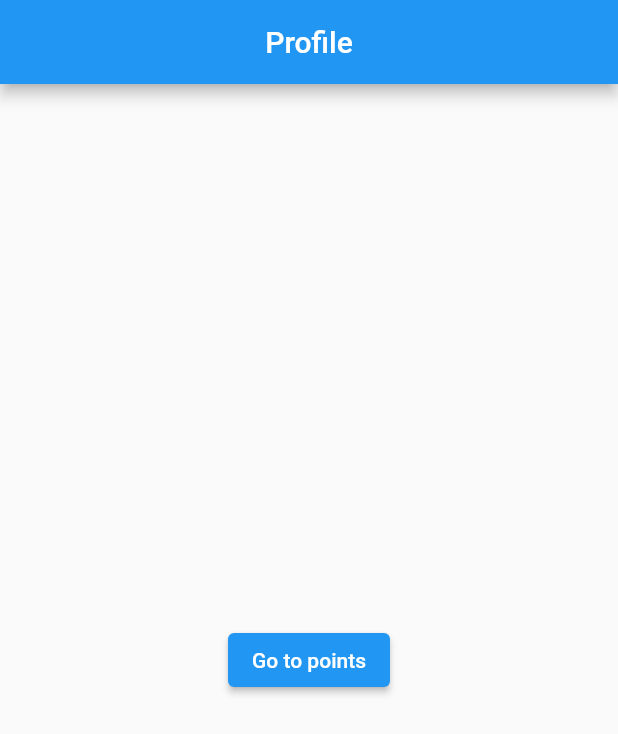
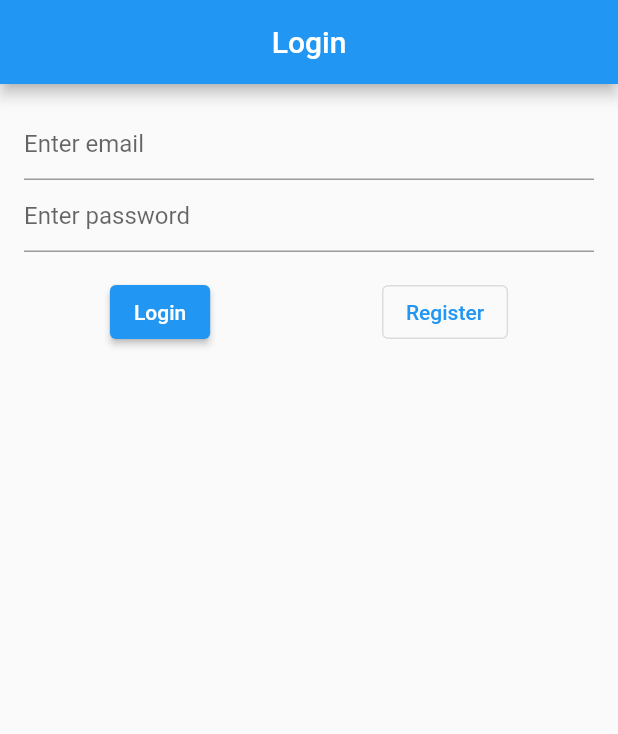
Before and after one commit to shravan-chilka-csi/flutter_training, a Flutter app: the screen it shows after launch, on a phone screen of 412 x 824 dp. Shown: the top 734 px of the screen. Run offline on Flutter 3.47's test engine with Material 2 defaults, Android fonts, the phone set to English and light mode, and no system bars.

Commit message:
excercise-3

```diff
--- a/lib/main.dart
+++ b/lib/main.dart
@@ -1,7 +1,5 @@
 import 'package:flutter/material.dart';
-import 'package:flutter_training/views/list_view_example.dart';
-import 'package:flutter_training/views/points_view.dart';
-import 'package:flutter_training/views/profile_view.dart';
+import 'package:flutter_training/views/login_view.dart';
 
 void main() {
   runApp(const MyApp());
@@ -14,7 +12,7 @@ class MyApp extends StatelessWidget {
   Widget build(BuildContext context) {
     return const MaterialApp(
       debugShowCheckedModeBanner: false,
-      home: ProfileView(),
+      home: LoginView(),
     );
   }
 }
--- a/lib/views/profile_view.dart
+++ b/lib/views/home_view.dart
@@ -1,27 +1,27 @@
 import 'package:flutter/material.dart';
-import 'package:flutter_training/views/points_view.dart';
+import 'package:flutter_training/views/login_view.dart';
 
-class ProfileView extends StatelessWidget {
-  const ProfileView({super.key});
+class HomeView extends StatelessWidget {
+  const HomeView({super.key});
 
   @override
   Widget build(BuildContext context) {
     return Scaffold(
       appBar: AppBar(
-        title: const Text('Profile'),
+        title: const Text('Home'),
         centerTitle: true,
       ),
       body: Center(
         child: ElevatedButton(
           onPressed: () {
-            Navigator.push(
+            Navigator.pushReplacement(
               context,
               MaterialPageRoute(
-                builder: (context) => const PointsView(),
+                builder: (context) => const LoginView(),
               ),
             );
           },
-          child: const Text('Go to points'),
+          child: const Text('Log out'),
         ),
       ),
     );
--- /dev/null
+++ b/lib/views/login_view.dart
@@ -0,0 +1,64 @@
+import 'package:flutter/material.dart';
+import 'package:flutter_training/views/home_view.dart';
+import 'package:flutter_training/views/register_view.dart';
+
+class LoginView extends StatelessWidget {
+  const LoginView({super.key});
+
+  @override
+  Widget build(BuildContext context) {
+    return Scaffold(
+      appBar: AppBar(
+        title: const Text('Login'),
+        centerTitle: true,
+      ),
+      body: Padding(
+        padding: const EdgeInsets.all(16),
+        child: Column(
+          children: [
+            const TextField(
+              decoration: InputDecoration(
+                hintText: 'Enter email',
+              ),
+            ),
+            const TextField(
+              obscureText: true,
+              obscuringCharacter: '*',
+              decoration: InputDecoration(
+                hintText: 'Enter password',
+              ),
+            ),
+            const SizedBox(height: 16),
+            Row(
+              mainAxisAlignment: MainAxisAlignment.spaceAround,
+              children: [
+                ElevatedButton(
+                  onPressed: () {
+                    Navigator.pushReplacement(
+                      context,
+                      MaterialPageRoute(
+                        builder: (context) => const HomeView(),
+                      ),
+                    );
+                  },
+                  child: const Text('Login'),
+                ),
+                OutlinedButton(
+                  onPressed: () {
+                    Navigator.push(
+                      context,
+                      MaterialPageRoute(
+                        builder: (context) => const RegisterView(),
+                      ),
+                    );
+                  },
+                  child: const Text('Register'),
+                ),
+              ],
+            )
+          ],
+        ),
+      ),
+    );
+  }
+}
```
Also changed, not shown: lib/models/point_model.dart (deleted, +0 -13 lines), lib/views/list_view_example.dart (deleted, +0 -44 lines), lib/views/points_view.dart (deleted, +0 -131 lines), lib/views/register_view.dart (added, +66 -0 lines), lib/views/rewards_view.dart (deleted).
